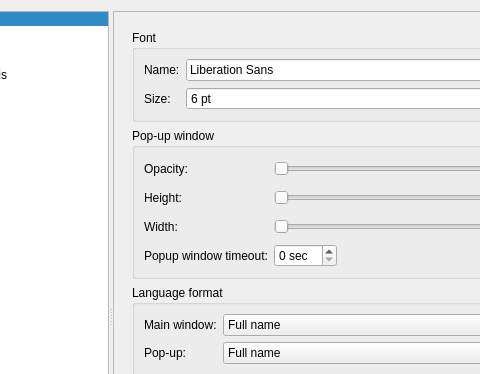
crow-translate/crow-translate, file src/settings/settingsdialog.ui: the form before one commit; both pictures show x 102 to 582 and y 0 to 374 of the 850 by 660 pixel window.
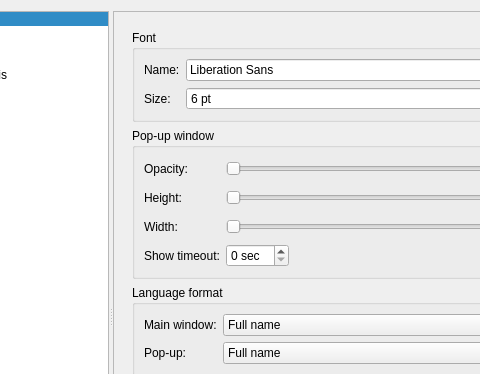
The form after the commit. The open tabs and pages were chosen to show the change. Icons and pictures are not drawn. Custom widgets are drawn as their Qt base class.

Patch:
```diff
--- a/src/settings/settingsdialog.ui
+++ b/src/settings/settingsdialog.ui
@@ -423,7 +423,7 @@
                <item row="3" column="0">
                 <widget class="QLabel" name="popupWindowTimeoutLabel">
                  <property name="text">
-                  <string>Popup window timeout:</string>
+                  <string>Show timeout:</string>
                  </property>
                 </widget>
                </item>
```
